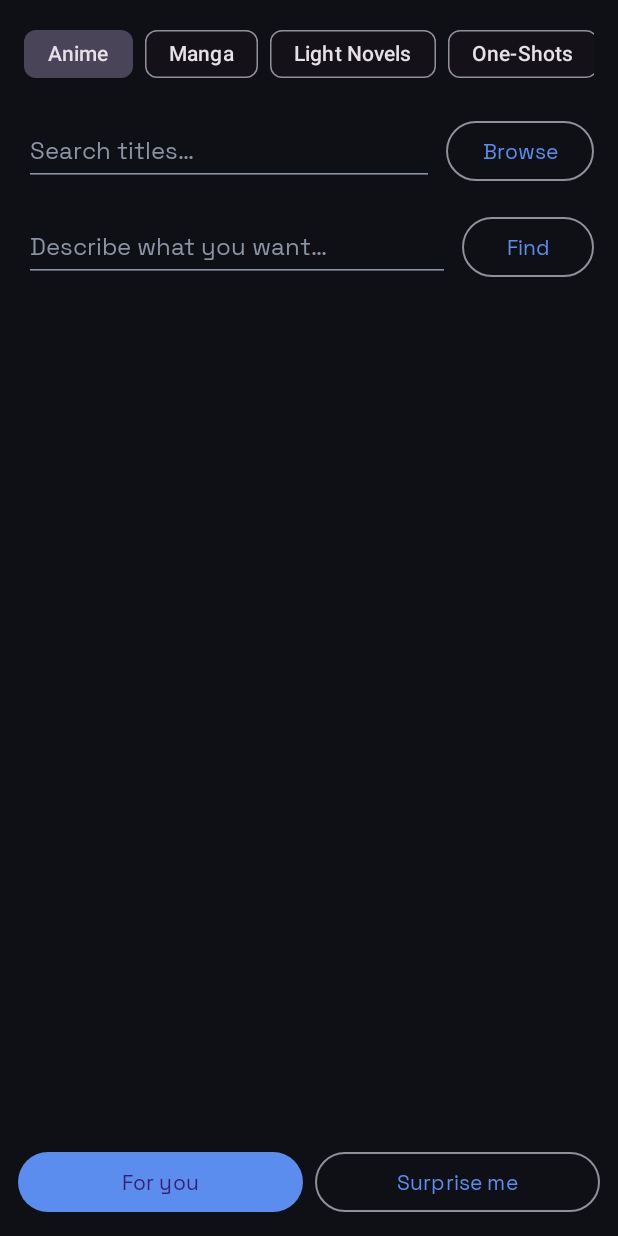
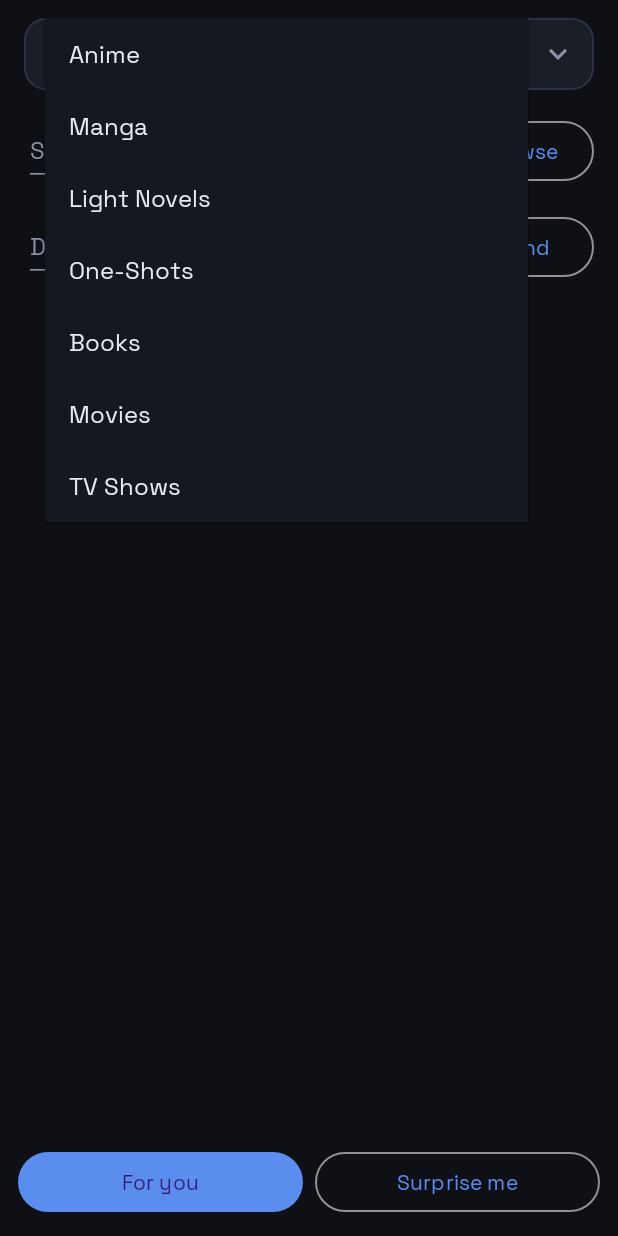
Before and after one commit to Breezyslasher/MangaBrain, an Android app: the fragment DiscoverFragment placed in its activity, after a tap on "Anime", on a phone screen of 412 x 824 dp. Run offline under Robolectric (Android 15) with nearby library versions, the phone set to English and light mode, and no system bars; pictures from the network do not load.

Commit message:
feat(ui): choose the medium from a dropdown instead of a row of tabs
With Books, Movies and TV Shows added, seven media no longer fit a row:
on a phone the last chips scrolled off the edge of the Discover screen,
and the web header's tabs ran off it the same way, so a reader could
not see that TV Shows or Movies existed.

- Android: Discover's ChipGroup becomes a 48dp Spinner styled as a
  field, with a chevron, listing the media switched on in Settings >
  Media (plus the current one, if hidden, so the field never disagrees
  with the screen). Selecting reruns as a chip did; a rebuild sets the
  selection with its listener off, so it never reruns by itself.
- Web: the #tabs nav of buttons becomes a <select id="tabs"> of options
  with the same data-medium values. Media switched off are hidden and
  disabled (Safari ignores hidden on an option). Choosing one keeps the
  shareable /medium path, as the tabs did.

Co-Authored-By: Claude Opus 5.5 <noreply@anthropic.com>
Claude-Session: https://claude.ai/code/session_01BwHvMYq35HjUtrQVHwMERJ

```diff
--- a/android/app/src/main/java/com/mangabrain/app/ui/discover/DiscoverFragment.kt
+++ b/android/app/src/main/java/com/mangabrain/app/ui/discover/DiscoverFragment.kt
@@ -2,8 +2,11 @@ package com.mangabrain.app.ui.discover
 
 import android.os.Bundle
 import android.view.View
+import android.widget.AdapterView
+import android.widget.ArrayAdapter
 import android.widget.Button
 import android.widget.EditText
+import android.widget.Spinner
 import android.widget.TextView
 import android.widget.Toast
 import androidx.core.widget.doAfterTextChanged
@@ -12,8 +15,6 @@ import androidx.lifecycle.lifecycleScope
 import androidx.recyclerview.widget.ConcatAdapter
 import androidx.recyclerview.widget.GridLayoutManager
 import androidx.recyclerview.widget.RecyclerView
-import com.google.android.material.chip.Chip
-import com.google.android.material.chip.ChipGroup
 import com.mangabrain.app.R
 import com.mangabrain.app.data.FilterState
 import com.mangabrain.app.data.MixStore
@@ -97,7 +98,7 @@ class DiscoverFragment : Fragment(R.layout.fragment_discover) {
             adapter = ConcatAdapter(header, grid)
         }
 
-        buildMediumChips(view.findViewById(R.id.mediumChips))
+        buildMediumSpinner(view.findViewById(R.id.mediumSpinner))
 
         val input: EditText = view.findViewById(R.id.searchInput)
         input.doAfterTextChanged { text ->
@@ -185,12 +186,15 @@ class DiscoverFragment : Fragment(R.layout.fragment_discover) {
             } catch (e: Exception) {
                 return@launch
             }
-            view?.let { buildMediumChips(it.findViewById(R.id.mediumChips)) }
+            view?.let { buildMediumSpinner(it.findViewById(R.id.mediumSpinner)) }
         }
     }
 
-    private fun buildMediumChips(group: ChipGroup) {
-        group.removeAllViews()
+    /**
+     * The medium dropdown. Rebuilt whenever the selection of media changes
+     * (Settings > Media), so it lists exactly the visible ones.
+     */
+    private fun buildMediumSpinner(spinner: Spinner) {
         val visible = FilterState.visibleMedia()
         // A hidden medium is left only when nothing is on screen, as on the
         // web: an open recommendation is not yanked away mid-read.
@@ -198,21 +202,29 @@ class DiscoverFragment : Fragment(R.layout.fragment_discover) {
             FilterState.medium = visible.first()
             FilterState.format = ""
         }
-        for (key in visible) {
-            val label = FilterState.MEDIUM_LABELS.getValue(key)
-            val chip = Chip(requireContext()).apply {
-                text = label
-                isCheckable = true
-                isChecked = key == FilterState.medium
-                setOnClickListener {
-                    FilterState.medium = key
-                    // The format vocabulary is per medium, so a format chosen
-                    // for anime cannot survive a switch to manga.
-                    FilterState.format = ""
-                    rerun()
-                }
+        // The current medium stays listed even when hidden, so the field
+        // never shows something other than what is on screen.
+        val keys = if (FilterState.medium in visible) visible else visible + FilterState.medium
+        val labels = keys.map { FilterState.MEDIUM_LABELS[it] ?: it }
+        spinner.adapter = ArrayAdapter(requireContext(), R.layout.item_medium_spinner, labels).apply {
+            setDropDownViewResource(R.layout.item_medium_dropdown)
+        }
+        // Listener off while selecting: setSelection reports the item, and
+        // that would rerun the search on every rebuild.
+        spinner.onItemSelectedListener = null
+        spinner.setSelection(keys.indexOf(FilterState.medium).coerceAtLeast(0), false)
+        spinner.onItemSelectedListener = object : AdapterView.OnItemSelectedListener {
+            override fun onItemSelected(parent: AdapterView<*>?, view: View?, position: Int, id: Long) {
+                val key = keys.getOrNull(position) ?: return
+                if (key == FilterState.medium) return
+                FilterState.medium = key
+                // The format vocabulary is per medium, so a format chosen
+                // for anime cannot survive a switch to manga.
+                FilterState.format = ""
+                rerun()
             }
-            group.addView(chip)
+
+            override fun onNothingSelected(parent: AdapterView<*>?) = Unit
         }
     }
 
--- /dev/null
+++ b/android/app/src/main/res/drawable/mdi_chevron_down.xml
@@ -0,0 +1,12 @@
+<?xml version="1.0" encoding="utf-8"?>
+<!-- Material Design Icons "chevron-down" (Pictogrammers, Apache 2.0; see android/licenses/). -->
+<vector xmlns:android="http://schemas.android.com/apk/res/android"
+    android:width="24dp"
+    android:height="24dp"
+    android:viewportWidth="24"
+    android:viewportHeight="24"
+    android:tint="?attr/colorControlNormal">
+    <path
+        android:fillColor="@android:color/white"
+        android:pathData="M7.41,8.58L12,13.17L16.59,8.58L18,10L12,16L6,10L7.41,8.58Z" />
+</vector>
--- a/android/app/src/main/res/layout/fragment_discover.xml
+++ b/android/app/src/main/res/layout/fragment_discover.xml
@@ -5,22 +5,37 @@
     android:orientation="vertical"
     android:background="@color/bg">
 
-    <HorizontalScrollView
+    <!-- The medium as a dropdown, not a row of chips: seven media no longer
+         fit a phone's width, and the last ones scrolled off where nobody saw
+         them. The chevron is a separate view so it sits at the end of the
+         field whatever the label's length. -->
+    <FrameLayout
         android:layout_width="match_parent"
         android:layout_height="wrap_content"
-        android:scrollbars="none"
         android:paddingHorizontal="16dp"
         android:paddingTop="12dp">
 
-        <com.google.android.material.chip.ChipGroup
-            android:id="@+id/mediumChips"
-            android:layout_width="wrap_content"
-            android:layout_height="wrap_content"
-            app:singleLine="true"
-            app:singleSelection="true"
-            app:selectionRequired="true"
+        <Spinner
+            android:id="@+id/mediumSpinner"
+            android:layout_width="match_parent"
+            android:layout_height="48dp"
+            android:background="@drawable/bg_field"
+            android:contentDescription="@string/cd_medium"
+            android:paddingStart="14dp"
+            android:paddingEnd="44dp"
+            android:popupBackground="@color/surface"
+            android:spinnerMode="dropdown" />
+
+        <ImageView
+            android:layout_width="24dp"
+            android:layout_height="24dp"
+            android:layout_gravity="end|center_vertical"
+            android:layout_marginEnd="12dp"
+            android:importantForAccessibility="no"
+            android:src="@drawable/mdi_chevron_down"
+            app:tint="@color/muted"
             xmlns:app="http://schemas.android.com/apk/res-auto" />
-    </HorizontalScrollView>
+    </FrameLayout>
 
     <LinearLayout
         android:layout_width="match_parent"
--- /dev/null
+++ b/android/app/src/main/res/layout/item_medium_dropdown.xml
@@ -0,0 +1,12 @@
+<?xml version="1.0" encoding="utf-8"?>
+<!-- One medium in the open Discover dropdown: a full-width 48dp row. -->
+<TextView xmlns:android="http://schemas.android.com/apk/res/android"
+    android:layout_width="match_parent"
+    android:layout_height="wrap_content"
+    android:background="@color/surface"
+    android:gravity="center_vertical"
+    android:minHeight="48dp"
+    android:paddingStart="16dp"
+    android:paddingEnd="16dp"
+    android:textColor="@color/text"
+    android:textSize="16sp" />
--- /dev/null
+++ b/android/app/src/main/res/layout/item_medium_spinner.xml
@@ -0,0 +1,10 @@
+<?xml version="1.0" encoding="utf-8"?>
+<!-- The chosen medium, shown closed in the Discover dropdown. -->
+<TextView xmlns:android="http://schemas.android.com/apk/res/android"
+    android:layout_width="match_parent"
+    android:layout_height="wrap_content"
+    android:ellipsize="end"
+    android:maxLines="1"
+    android:textColor="@color/text"
+    android:textSize="16sp"
+    android:textStyle="bold" />
--- a/android/app/src/main/res/values/strings.xml
+++ b/android/app/src/main/res/values/strings.xml
@@ -212,4 +212,5 @@
     <string name="section_lists">Lists</string>
     <string name="section_planned">Planned titles</string>
     <string name="cd_filters">Filters</string>
+    <string name="cd_medium">Medium</string>
 </resources>
```
Also changed, not shown: 5 other files.
